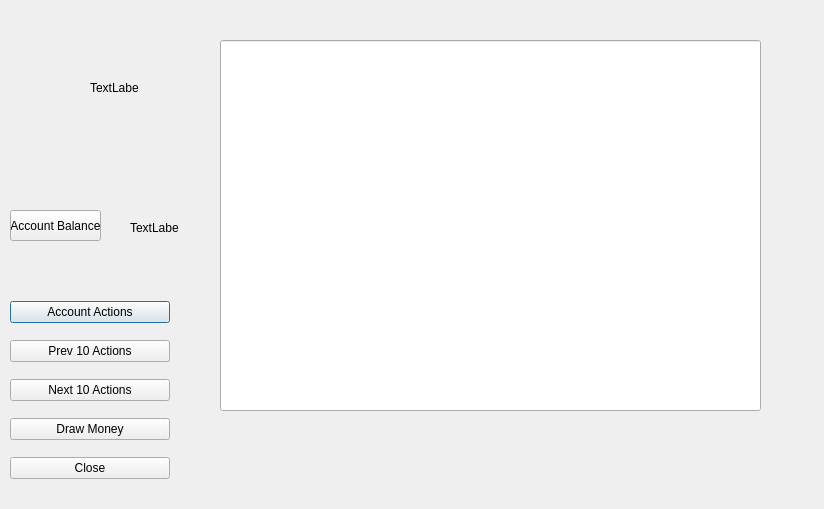
Qt form testiExe/bankmain.ui (bank-2022/group6) before a commit.
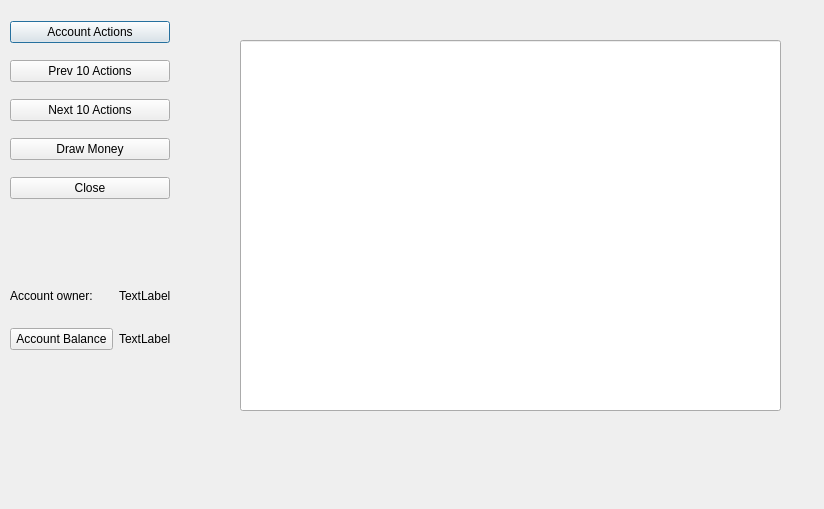
The same form after that commit.

```diff
--- a/testiExe/bankmain.ui
+++ b/testiExe/bankmain.ui
@@ -17,7 +17,7 @@
    <property name="geometry">
     <rect>
      <x>10</x>
-     <y>290</y>
+     <y>10</y>
      <width>160</width>
      <height>201</height>
     </rect>
@@ -60,54 +60,55 @@
     </item>
    </layout>
   </widget>
-  <widget class="QLabel" name="accountOwner">
-   <property name="geometry">
-    <rect>
-     <x>90</x>
-     <y>80</y>
-     <width>49</width>
-     <height>16</height>
-    </rect>
-   </property>
-   <property name="text">
-    <string>TextLabel</string>
-   </property>
-  </widget>
   <widget class="QLineEdit" name="lineEdit">
    <property name="geometry">
     <rect>
-     <x>220</x>
+     <x>240</x>
      <y>40</y>
      <width>541</width>
      <height>371</height>
     </rect>
    </property>
   </widget>
-  <widget class="QPushButton" name="pushButton">
+  <widget class="QWidget" name="gridLayoutWidget">
    <property name="geometry">
     <rect>
      <x>10</x>
-     <y>210</y>
-     <width>91</width>
-     <height>31</height>
+     <y>270</y>
+     <width>211</width>
+     <height>80</height>
     </rect>
    </property>
+   <layout class="QGridLayout" name="gridLayout">
+    <item row="0" column="1">
+     <widget class="QLabel" name="accountOwner">
+      <property name="text">
+       <string>TextLabel</string>
+      </property>
+     </widget>
+    </item>
+    <item row="1" column="0">
+     <widget class="QPushButton" name="pushButton">
    <property name="text">
     <string>Account Balance</string>
    </property>
   </widget>
+    </item>
+    <item row="1" column="1">
   <widget class="QLabel" name="balance">
-   <property name="geometry">
-    <rect>
-     <x>130</x>
-     <y>220</y>
-     <width>49</width>
-     <height>16</height>
-    </rect>
-   </property>
    <property name="text">
     <string>TextLabel</string>
    </property>
+     </widget>
+    </item>
+    <item row="0" column="0">
+     <widget class="QLabel" name="label">
+      <property name="text">
+       <string>Account owner:</string>
+      </property>
+     </widget>
+    </item>
+   </layout>
   </widget>
  </widget>
  <resources/>
```
Lines whose indentation alone changed are shown as unchanged.
